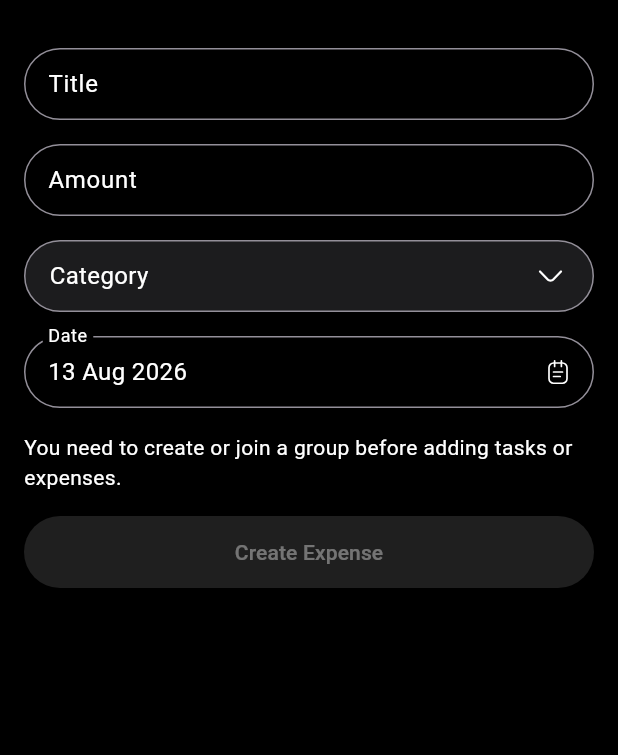
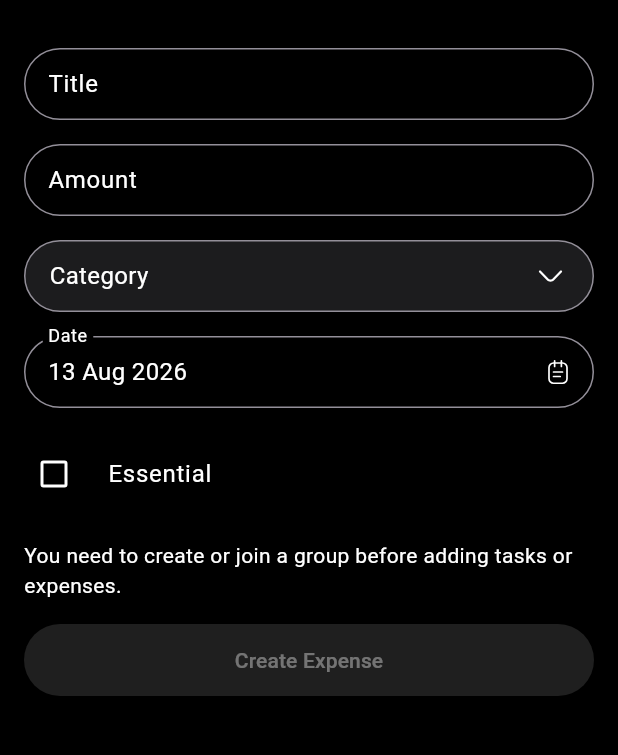
Before and after one commit to VigneshJagannadhan/manage_app_flutter, a Flutter app: the ExpenseFormScreen screen opened directly, on a phone screen of 412 x 824 dp, the part 60-815 px from its top. Run offline on Flutter 3.47's test engine with Material 3 defaults, Android fonts, the phone set to English and light mode, and no system bars; our stand-ins replace cached_network_image, dio, flutter_secure_storage, flutter_svg, google_fonts, share_plus and 1 more; accounts and stored records are empty; network calls fail.

Commit message:
feat: support essential field on expenses

```diff
--- a/lib/core/resources/app_strings.dart
+++ b/lib/core/resources/app_strings.dart
@@ -107,6 +107,8 @@ class AppStrings {
   static const String expenseTitleLabel = 'Title';
   static const String amountLabel = 'Amount';
   static const String categoryLabel = 'Category';
+  static const String yes = 'Yes';
+  static const String no = 'No';
   static const String expenseTitleRequired = 'Title is required';
   static const String amountRequired = 'Amount is required';
   static const String invalidAmount = 'Enter a valid amount';
--- a/lib/core/services/expense_service.dart
+++ b/lib/core/services/expense_service.dart
@@ -33,6 +33,7 @@ class ExpenseService {
     double? amount,
     ExpenseCategory? category,
     DateTime? date,
+    bool? essential,
   }) async {
     final result = await _api.patch<ExpenseModel>(
       '${AppUrls.expenses}/$id',
@@ -41,6 +42,7 @@ class ExpenseService {
         'amount': ?amount,
         'category': ?category?.apiValue,
         'date': ?date?.toIso8601String(),
+        'essential': ?essential,
       },
       parser: (data) => ExpenseModel.fromJson(data as Map<String, dynamic>),
     );
--- a/lib/features/expense/models/expense_model.dart
+++ b/lib/features/expense/models/expense_model.dart
@@ -12,6 +12,7 @@ class ExpenseModel {
   // A member's userId. `null` means "me" - defaults to the creator server-side when omitted.
   final String? payerId;
   final List<ExpenseSplit> splits;
+  final bool essential;
 
   ExpenseModel({
     this.id,
@@ -23,6 +24,7 @@ class ExpenseModel {
     this.groupId,
     this.payerId,
     this.splits = const [],
+    this.essential = false,
   });
 
   factory ExpenseModel.fromJson(Map<String, dynamic> json) {
@@ -38,6 +40,7 @@ class ExpenseModel {
       splits: json['splits'] != null
           ? (json['splits'] as List<dynamic>).map((split) => ExpenseSplit.fromJson(split as Map<String, dynamic>)).toList()
           : const [],
+      essential: json['essential'] as bool? ?? false,
     );
   }
 
@@ -53,10 +56,19 @@ class ExpenseModel {
       if (groupId != null) 'groupId': groupId,
       if (payerId != null) 'payer': {'userId': payerId},
       'splits': splits.map((split) => split.toJson()).toList(),
+      'essential': essential,
     };
   }
 
-  ExpenseModel copyWith({String? title, double? amount, ExpenseCategory? category, DateTime? date, String? payerId, List<ExpenseSplit>? splits}) {
+  ExpenseModel copyWith({
+    String? title,
+    double? amount,
+    ExpenseCategory? category,
+    DateTime? date,
+    String? payerId,
+    List<ExpenseSplit>? splits,
+    bool? essential,
+  }) {
     return ExpenseModel(
       id: id,
       title: title ?? this.title,
@@ -67,6 +79,7 @@ class ExpenseModel {
       groupId: groupId,
       payerId: payerId ?? this.payerId,
       splits: splits ?? this.splits,
+      essential: essential ?? this.essential,
     );
   }
 }
--- a/lib/features/expense/providers/expense_provider.dart
+++ b/lib/features/expense/providers/expense_provider.dart
@@ -135,13 +135,11 @@ class ExpenseProvider extends BaseProvider {
     return {for (final entry in entries) entry.key: entry.value / total};
   }
 
-  /// Placeholder essential/non-essential split of [totalThisMonth] until the backend
-  /// supports tagging expenses as essential - see ticket to add the field server-side.
-  static const double essentialSharePlaceholder = 0.85;
+  double get essentialAmountThisMonth =>
+      _thisMonthExpenses.where((expense) => expense.essential).fold(0.0, (sum, expense) => sum + (expense.amount ?? 0));
 
-  double get essentialAmountThisMonth => totalThisMonth * essentialSharePlaceholder;
-
-  double get nonEssentialAmountThisMonth => totalThisMonth * (1 - essentialSharePlaceholder);
+  double get nonEssentialAmountThisMonth =>
+      _thisMonthExpenses.where((expense) => !expense.essential).fold(0.0, (sum, expense) => sum + (expense.amount ?? 0));
 
   void setExpenses(List<ExpenseModel> expenses) {
     _expenses = expenses;
@@ -185,8 +183,15 @@ class ExpenseProvider extends BaseProvider {
     return result;
   }
 
-  Future<ExpenseModel> updateExpense({required String id, String? title, double? amount, ExpenseCategory? category, DateTime? date}) async {
-    final updated = await expenseService.updateExpense(id: id, title: title, amount: amount, category: category, date: date);
+  Future<ExpenseModel> updateExpense({
+    required String id,
+    String? title,
+    double? amount,
+    ExpenseCategory? category,
+    DateTime? date,
+    bool? essential,
+  }) async {
+    final updated = await expenseService.updateExpense(id: id, title: title, amount: amount, category: category, date: date, essential: essential);
     setExpenses([
       for (final expense in _expenses)
         if (expense.id != id) expense,
--- a/lib/features/expense/screens/expense_detail_screen.dart
+++ b/lib/features/expense/screens/expense_detail_screen.dart
@@ -161,6 +161,15 @@ class _ExpenseDetailScreenState extends State<ExpenseDetailScreen> {
               label: AppStrings.payerLabel,
               value: payerLabel,
             ),
+          _DetailRow(
+            icon: Icon(
+              _expense.essential ? Icons.star : Icons.star_border,
+              size: 18,
+              color: colorScheme.outline,
+            ),
+            label: AppStrings.essentialLabel,
+            value: _expense.essential ? AppStrings.yes : AppStrings.no,
+          ),
           SizedBox(height: theme.spacingSmall ?? 8),
           TitleText.small(AppStrings.splitDetailsLabel),
           if (_expense.splits.isEmpty)
--- a/lib/features/expense/screens/expense_form_screen.dart
+++ b/lib/features/expense/screens/expense_form_screen.dart
@@ -65,6 +65,7 @@ class _ExpenseFormScreenState extends State<ExpenseFormScreen> {
 
   late ExpenseCategory? _selectedCategory = widget.expense?.category;
   late DateTime? _date = widget.expense?.date ?? DateTime.now();
+  late bool _essential = widget.expense?.essential ?? false;
   bool _isSubmitting = false;
   bool _isDeleting = false;
 
@@ -207,6 +208,7 @@ class _ExpenseFormScreenState extends State<ExpenseFormScreen> {
               amount: amount,
               category: _selectedCategory!,
               date: _date!,
+              essential: _essential,
             )
           : await expenseProvider.createExpense(
               ExpenseModel(
@@ -218,6 +220,7 @@ class _ExpenseFormScreenState extends State<ExpenseFormScreen> {
                 groupId: _activeGroupId,
                 payerId: _selectedPayer?.userId,
                 splits: splits,
+                essential: _essential,
               ),
             );
       if (!mounted) return;
@@ -337,6 +340,15 @@ class _ExpenseFormScreenState extends State<ExpenseFormScreen> {
                   value == null ? AppStrings.expenseDateRequired : null,
               onChanged: (value) => _date = value,
             ),
+            CheckboxListTile(
+              contentPadding: EdgeInsets.zero,
+              controlAffinity: ListTileControlAffinity.leading,
+              title: const Text(AppStrings.essentialLabel),
+              value: _essential,
+              onChanged: _isBusy
+                  ? null
+                  : (checked) => setState(() => _essential = checked ?? false),
+            ),
             if (!_isEditing) ..._buildGroupFields(),
             AppButton.primary(
               label: _isSubmitting
--- a/lib/features/expense/widgets/expense_summary_card.dart
+++ b/lib/features/expense/widgets/expense_summary_card.dart
@@ -7,9 +7,8 @@ import 'package:manage_app/features/shared/widgets/text/body_text.dart';
 import 'package:manage_app/features/shared/widgets/text/headline_text.dart';
 import 'package:manage_app/features/shared/widgets/text/label_text.dart';
 
-/// "Total this month" figure plus a placeholder essential/non-essential
-/// breakdown bar - see [ExpenseProvider.essentialSharePlaceholder] for why
-/// the split is hardcoded rather than driven by expense data.
+/// "Total this month" figure plus an essential/non-essential breakdown bar,
+/// driven by each expense's `essential` flag.
 class ExpenseSummaryCard extends StatelessWidget {
   const ExpenseSummaryCard({
     super.key,
```
Also changed, not shown: lib/features/expense/widgets/expense_tile.dart (+11 -1 lines).
